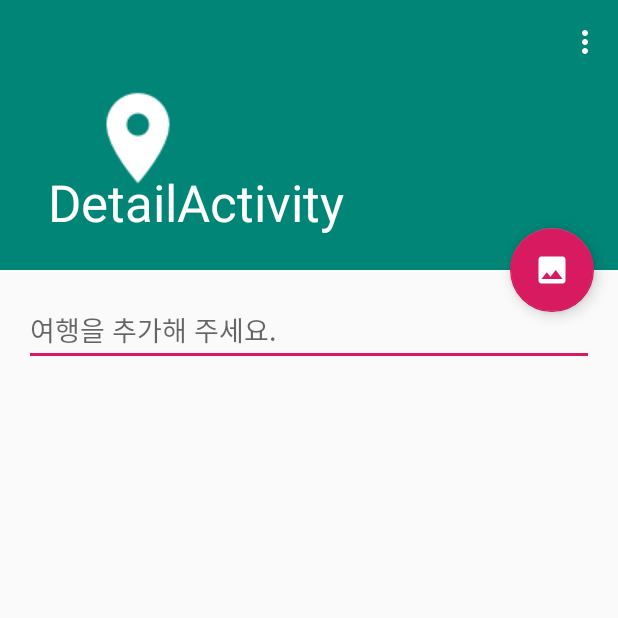
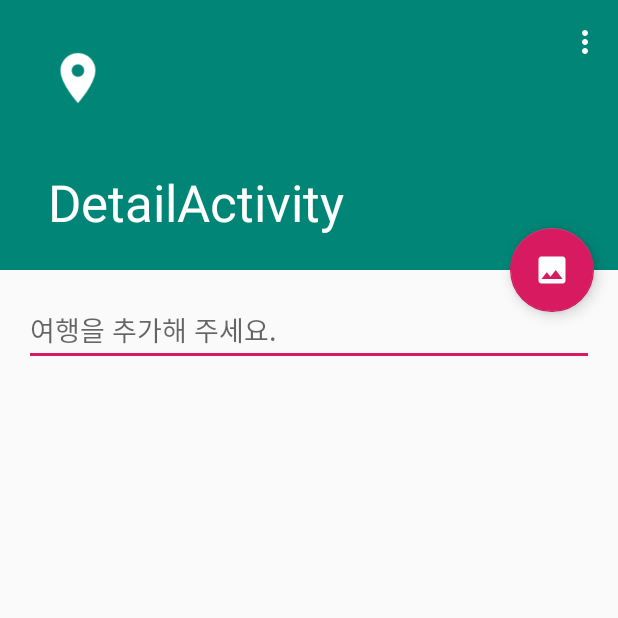
Before and after one commit to chokwonsik/Trip_app, an Android app: the DetailActivity screen opened directly, with no data from a screen before it, on a phone screen of 412 x 824 dp, the top half of it. Run offline under Robolectric (Android 15) with nearby library versions, the phone set to English and light mode, and no system bars; libraries missing offline, so code that uses them is left out: com.naver.maps, io.realm; 1 statement that could not run was skipped.

Commit message:
naver api
naver api

```diff
--- a/app/src/main/res/layout/activity_detail.xml
+++ b/app/src/main/res/layout/activity_detail.xml
@@ -28,15 +28,16 @@
                 android:id="@+id/infoLayout"
                 android:layout_width="match_parent"
                 android:layout_height="match_parent"
-                app:layout_collapseMode="parallax">
+                app:layout_collapseMode="parallax"
+                >
 
                 <com.kwonsik.chokwonsik.LocationInfoView
                     android:id="@+id/locationInfoView"
-                    android:layout_width="wrap_content"
+                    android:layout_width="300dp"
                     android:layout_height="wrap_content"
-                    android:layout_marginStart="48dp"
-                    android:layout_marginLeft="48dp"
-                    android:layout_marginTop="48dp"
+                    android:layout_marginStart="24dp"
+                    android:layout_marginLeft="24dp"
+                    android:layout_marginTop="24dp"
                     app:layout_constraintStart_toStartOf="parent"
                     app:layout_constraintTop_toTopOf="parent" />
 
--- a/app/src/main/res/layout/view_info.xml
+++ b/app/src/main/res/layout/view_info.xml
@@ -8,8 +8,8 @@
 
     <ImageView
         android:id="@+id/typeImage"
-        android:layout_width="wrap_content"
-        android:layout_height="wrap_content"
+        android:layout_width="40dp"
+        android:layout_height="40dp"
         android:layout_weight="1"
         app:srcCompat="@drawable/ic_location" />
 
@@ -17,7 +17,8 @@
         android:id="@+id/infoText"
         android:layout_width="wrap_content"
         android:layout_height="wrap_content"
-        android:layout_marginLeft="8dp"
+        android:layout_marginLeft="15dp"
+        android:layout_marginTop="10dp"
         android:layout_weight="1"
         android:text="TextView"
         android:textStyle="bold" />
```
